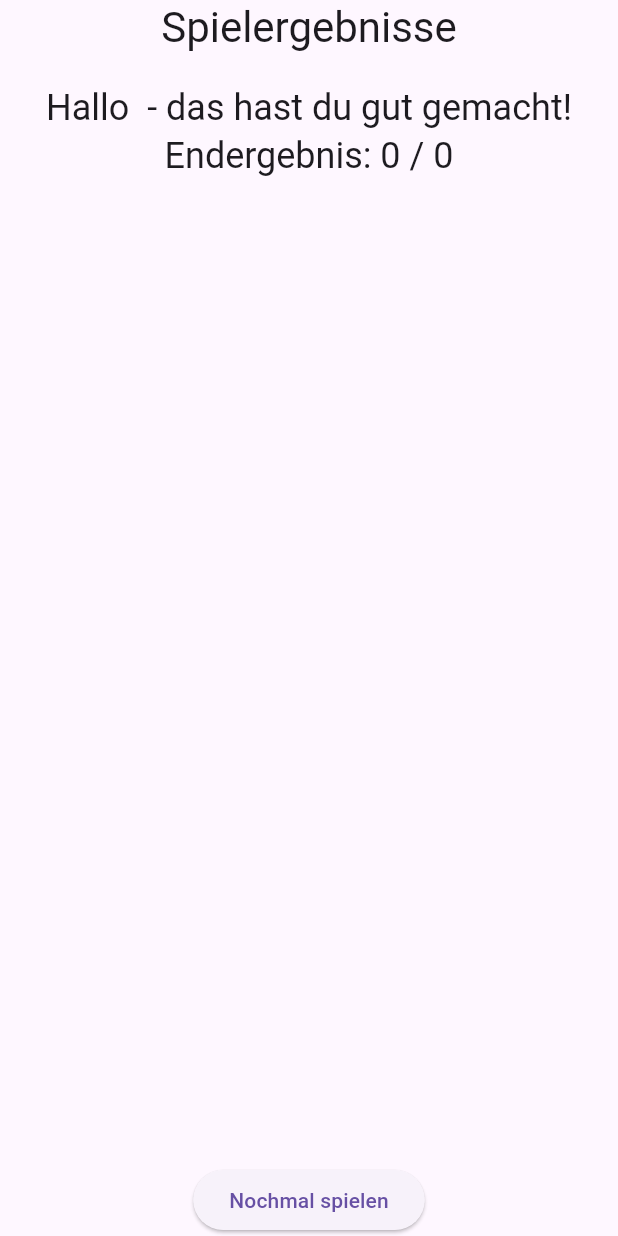
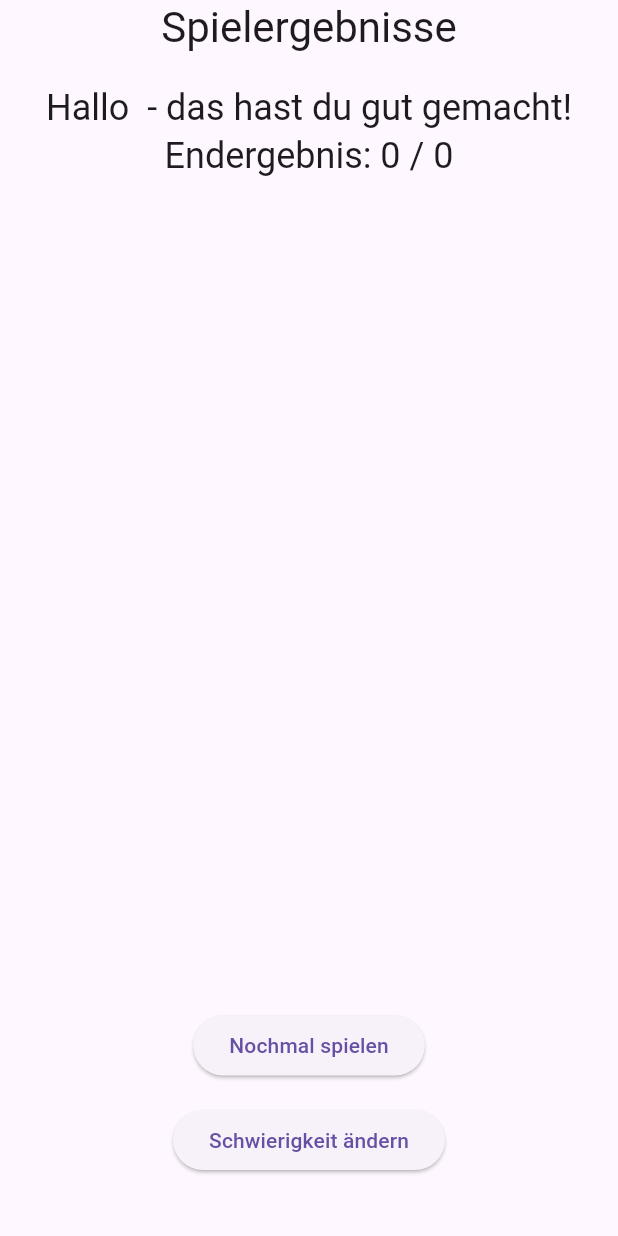
Before and after one commit to Lock128/genai-game-flying-maths, a Flutter app: the ResultsScreen widget shown alone on an empty page, opened directly with empty values, on a phone screen of 412 x 824 dp. Run offline on Flutter 3.47's test engine with Material 3 defaults, Android fonts, the light colour scheme and no system bars; missing offline and left inert: amplify_api, amplify_auth_cognito, amplify_authenticator, amplify_flutter, flag; generated files the repository leaves out were written again; statements that could not run were skipped.

Commit message:
Updated with minor tweaks

```diff
--- a/frontend/lib/game_components.dart
+++ b/frontend/lib/game_components.dart
@@ -35,7 +35,7 @@
     // Initialize the animation controller
     _controller = AnimationController(
       duration:
-          const Duration(milliseconds: 25000), // 8 seconds to cross screen
+          const Duration(milliseconds: 15000), // 8 seconds to cross screen
       vsync: this,
     );
 
--- a/frontend/lib/l10n/app_ar.arb
+++ b/frontend/lib/l10n/app_ar.arb
@@ -24,6 +24,8 @@
             "question": {}
         }
     },
+    "home": "Change difficulty",
+    "selectAnswer": "Please select an answer",
     "gameResults": "نتائج اللعبة",
     "gameEnded": "Game ended. Score: {score}",
     "playerName": "{playerName}",
--- a/frontend/lib/l10n/app_de.arb
+++ b/frontend/lib/l10n/app_de.arb
@@ -24,6 +24,8 @@
             "question": {}
         }
     },
+    "home": "Schwierigkeit ändern",
+    "selectAnswer": "Bitte wähle eine Antwort aus.",
     "gameResults": "Spielergebnisse",
     "gameEnded": "Das Spiel ist zu Ende. Score: {score}",
     "playerName": "Hallo {playerName} - das hast du gut gemacht!",
--- a/frontend/lib/l10n/app_en.arb
+++ b/frontend/lib/l10n/app_en.arb
@@ -24,6 +24,8 @@
             "question": {}
         }
     },
+    "home": "Change difficulty",
+    "selectAnswer": "Please select an answer",
     "gameResults": "Game Results",
     "gameEnded": "Game ended. Score: {score}",
     "playerName": "Hey {playerName} - well done!",
--- a/frontend/lib/l10n/app_es.arb
+++ b/frontend/lib/l10n/app_es.arb
@@ -24,6 +24,8 @@
             "question": {}
         }
     },
+    "home": "Change difficulty",
+    "selectAnswer": "Please select an answer",
     "gameResults": "Resultados del Juego",
     "gameEnded": "Game ended. Score: {score}",
     "playerName": "{playerName}",
--- a/frontend/lib/l10n/app_pl.arb
+++ b/frontend/lib/l10n/app_pl.arb
@@ -24,6 +24,8 @@
             "question": {}
         }
     },
+    "home": "Change difficulty",
+    "selectAnswer": "Please select an answer",
     "gameResults": "Wyniki Gry",
     "gameEnded": "Game ended. Score: {score}",
     "playerName": "{playerName}",
--- a/frontend/lib/l10n/app_tr.arb
+++ b/frontend/lib/l10n/app_tr.arb
@@ -24,6 +24,8 @@
             "question": {}
         }
     },
+    "home": "Change difficulty",
+    "selectAnswer": "Please select an answer",
     "gameResults": "Oyun Sonuçları",
     "gameEnded": "Game ended. Score: {score}",
     "playerName": "{playerName}",
--- a/frontend/lib/results_screen.dart
+++ b/frontend/lib/results_screen.dart
@@ -8,6 +8,7 @@
   final List<Map<String, dynamic>> challengeResults;
   final int score;
   final VoidCallback onPlayAgain;
+  final VoidCallback onMainPage;
   final String playerName;
 
   const ResultsScreen({
@@ -17,6 +18,7 @@
     required this.challengeResults,
     required this.score,
     required this.onPlayAgain,
+    required this.onMainPage,
     required this.playerName,
   }) : super(key: key);
 
@@ -69,6 +71,12 @@
           onPressed: onPlayAgain,
           child: Text(AppLocalizations.of(context)!.playAgain),
         ),
+        const SizedBox(height: 15),
+        ElevatedButton(
+          onPressed: onMainPage,
+          child: Text(AppLocalizations.of(context)!.home),
+        ),
+        const SizedBox(height: 40),
       ],
     );
   }
```
Also changed, not shown: frontend/lib/main.dart (+10 -2 lines).
